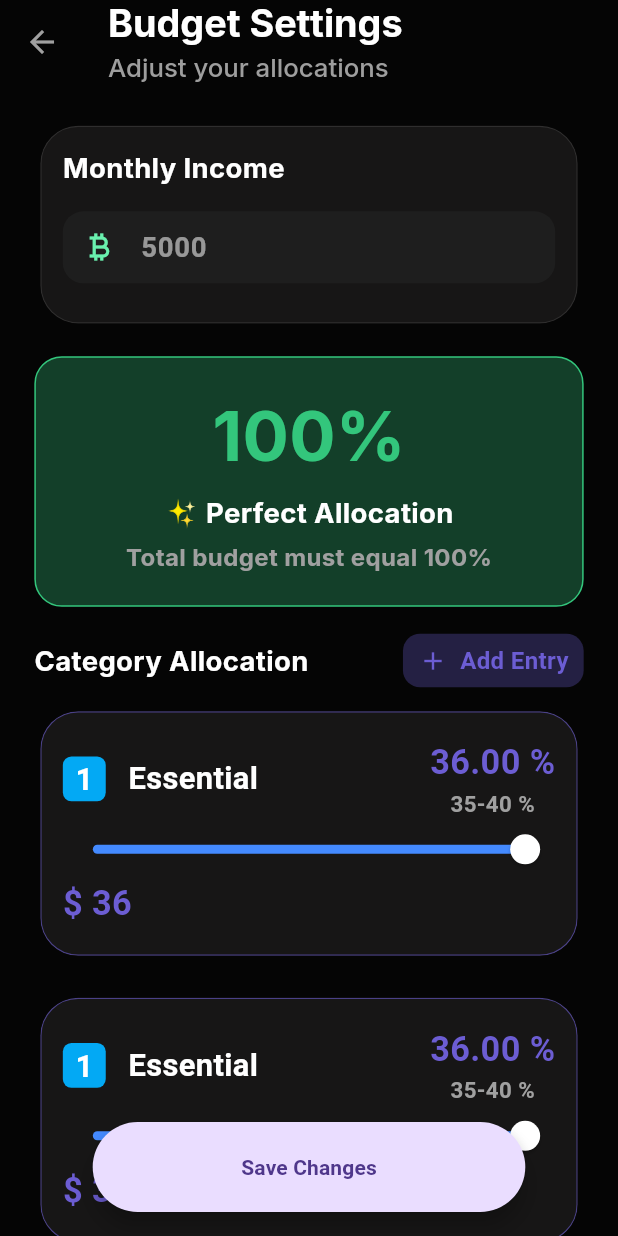
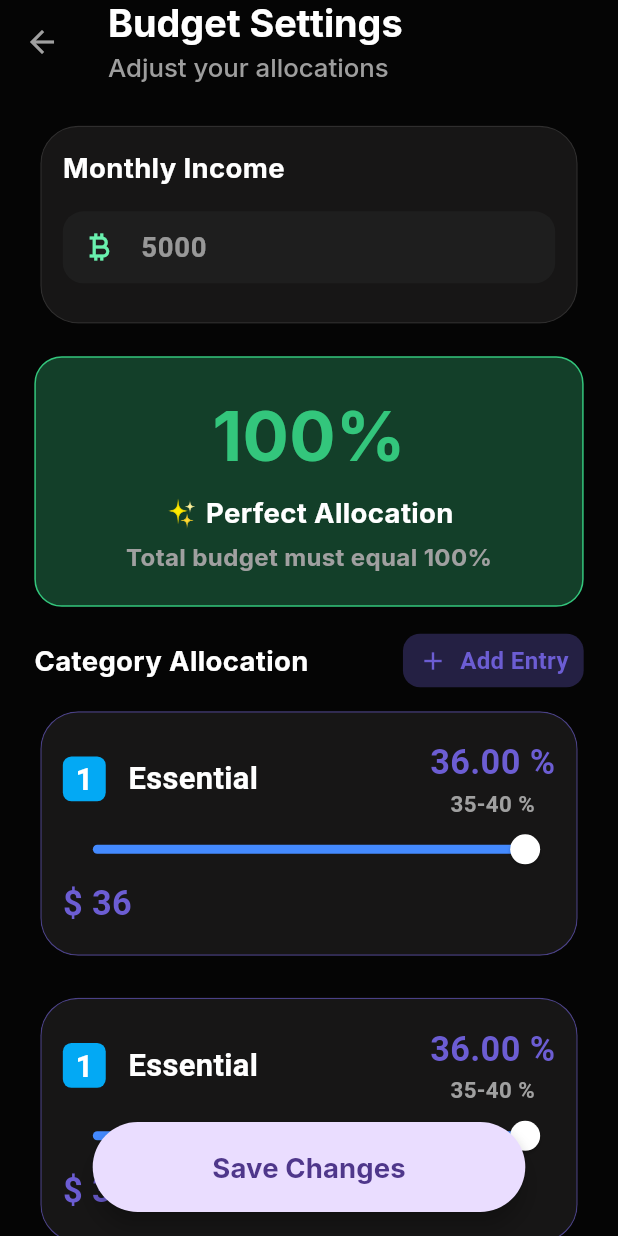
Before and after one commit to tanvir-chy-ahmed/MoneyLog, a Flutter app: the SettingsAllocationScreen screen opened directly, on a phone screen of 412 x 824 dp. Run offline on Flutter 3.47's test engine with Material 3 defaults, Android fonts, the phone set to English and light mode, and no system bars; our stand-ins replace fl_chart, flutter_screenutil, google_fonts.

Commit message:
create release build

```diff
--- a/lib/presentation/screens/allocation_screen/widgets/settings_allocation_screen.dart
+++ b/lib/presentation/screens/allocation_screen/widgets/settings_allocation_screen.dart
@@ -39,14 +39,18 @@ class _SettingsAllocationScreenState extends State<SettingsAllocationScreen> {
         child: FloatingActionButton(
           onPressed: () {
             print("Changes saved!");
+
           },
           // Using 'extended' style logic inside a standard FAB
           shape: RoundedRectangleBorder(
             borderRadius: BorderRadius.circular(30),
           ),
-          child: const Text(
+          child:  Text(
             "Save Changes",
-            style: TextStyle(fontWeight: FontWeight.bold),
+            style: GoogleFonts.inter(
+              fontSize: 16.sp,
+            fontWeight: .bold
+            )
           ),
         ),
       ),
--- a/pubspec.yaml
+++ b/pubspec.yaml
@@ -19,7 +19,7 @@ publish_to: 'none' # Remove this line if you wish to publish to pub.dev
 version: 1.0.0+1
 
 environment:
-  sdk: '>=3.1.0 <4.0.0'
+  sdk: '>=3.10.0 <4.0.0'
 
 # Dependencies specify other packages that your package needs in order to work.
 # To automatically upgrade your package dependencies to the latest versions
```
Also changed, not shown: pubspec.lock, 1 other file.
